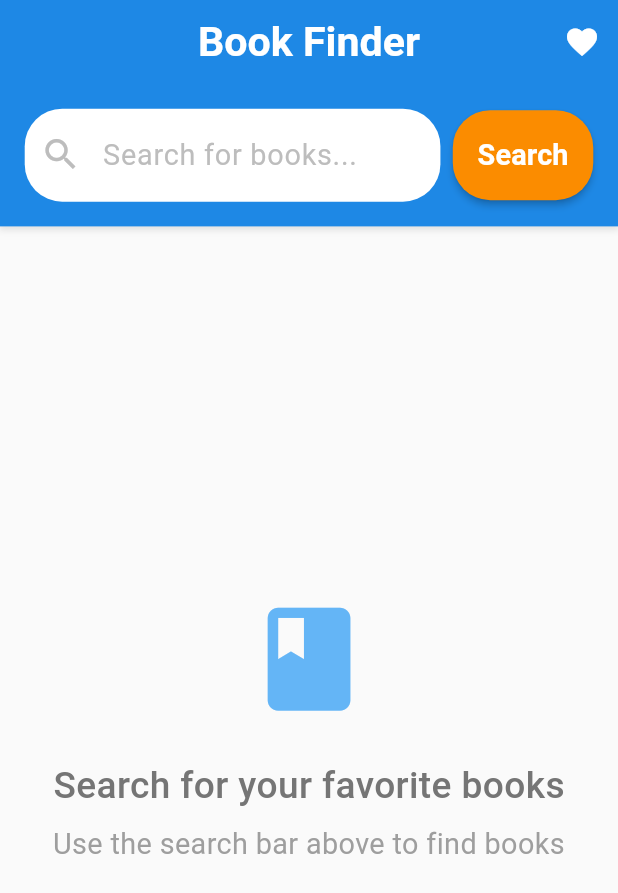
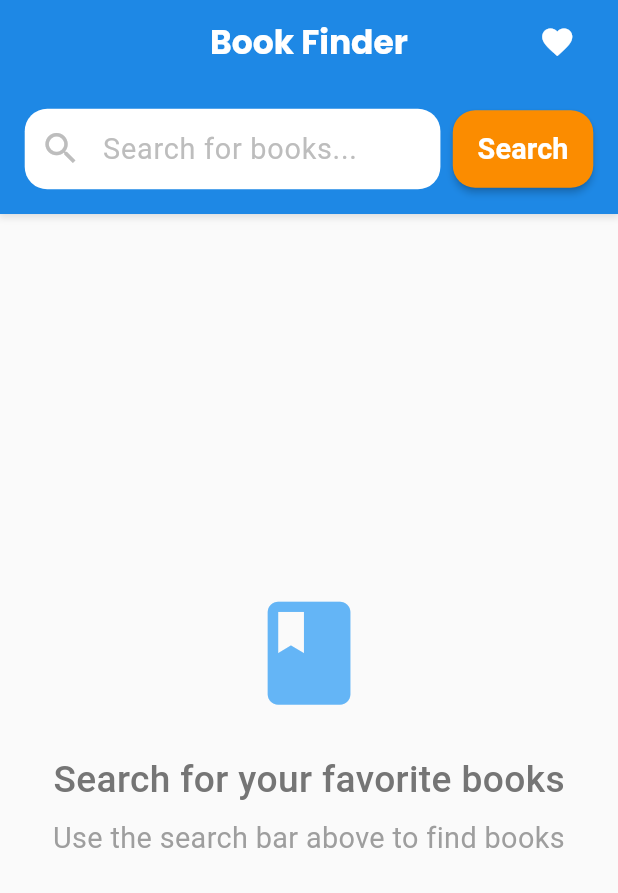
Before and after one commit to kartik-ashok/assignment4, a Flutter app: the screen it shows after launch, on a phone screen of 412 x 824 dp. Shown: the top 893 px of the screen. Run offline on Flutter 3.47's test engine with Material 3 defaults, Android fonts, the phone set to English and light mode, and no system bars; our stand-ins replace google_fonts, sizer, sqflite; accounts and stored records are empty.

Commit message:
Update book API service URL and adjust UI components for better layout

```diff
--- a/lib/data/services/book_api_service.dart
+++ b/lib/data/services/book_api_service.dart
@@ -9,7 +9,8 @@ class BookApiService {
     try {
       final response = await http.get(
         Uri.parse(
-          'https://openlibrary.org/search.json?q=the&limit=20&fields=title,author_name,cover_i',
+          // 'https://openlibrary.org/search.json?q=the&limit=20&fields=title,author_name,cover_i,key',
+          'https://openlibrary.org/search.json?q=the&fields=title,author_name,cover_i,key',
         ),
         // Uri.parse(
         //   '$_baseUrl/search.json?q=${Uri.encodeComponent(query)}&page=$page&limit=$limit&fields=title,author_name,cover_i',
--- a/lib/presentation/providers/book_provider.dart
+++ b/lib/presentation/providers/book_provider.dart
@@ -1,9 +1,6 @@
 import 'package:flutter/foundation.dart';
 import '../../data/models/book.dart';
 import '../../domain/usecases/search_books_usecase.dart';
-// import '../../domain/usecases/get_favorites_usecase.dart';
-// import '../../domain/usecases/toggle_favorite_usecase.dart';
-// import '../../domain/usecases/check_favorite_usecase.dart';
 
 class BookProvider extends ChangeNotifier {
   final FetchBooksUseCase _fetchBooksUseCase;
--- a/lib/presentation/screens/search_screen.dart
+++ b/lib/presentation/screens/search_screen.dart
@@ -1,4 +1,5 @@
 import 'package:flutter/material.dart';
+import 'package:google_fonts/google_fonts.dart';
 import 'package:provider/provider.dart';
 import 'package:sizer/sizer.dart';
 import '../providers/book_provider.dart';
@@ -74,8 +75,8 @@ class _SearchScreenState extends State<SearchScreen> {
       appBar: AppBar(
         title: Text(
           'Book Finder',
-          style: TextStyle(
-            fontSize: 20.sp,
+          style: GoogleFonts.poppins(
+            fontSize: 16.sp,
             fontWeight: FontWeight.bold,
             color: Colors.white,
           ),
@@ -84,10 +85,14 @@ class _SearchScreenState extends State<SearchScreen> {
         elevation: 0,
         centerTitle: true,
         actions: [
-          IconButton(
-            icon: const Icon(Icons.favorite, color: Colors.white),
-            onPressed: _goToSavedBooks,
-            tooltip: 'Saved Books',
+          Padding(
+            padding: EdgeInsets.only(right: 4.w),
+
+            child: IconButton(
+              icon: const Icon(Icons.favorite, color: Colors.white),
+              onPressed: _goToSavedBooks,
+              tooltip: 'Saved Books',
+            ),
           ),
         ],
       ),
@@ -126,12 +131,12 @@ class _SearchScreenState extends State<SearchScreen> {
                       filled: true,
                       fillColor: Colors.white,
                       border: OutlineInputBorder(
-                        borderRadius: BorderRadius.circular(25),
+                        borderRadius: BorderRadius.circular(15),
                         borderSide: BorderSide.none,
                       ),
                       contentPadding: EdgeInsets.symmetric(
                         horizontal: 4.w,
-                        vertical: 2.h,
+                        vertical: 1.5.h,
                       ),
                     ),
                     onSubmitted: (_) => _performSearch(),
@@ -145,11 +150,11 @@ class _SearchScreenState extends State<SearchScreen> {
                     backgroundColor: Colors.orange[600],
                     foregroundColor: Colors.white,
                     shape: RoundedRectangleBorder(
-                      borderRadius: BorderRadius.circular(25),
+                      borderRadius: BorderRadius.circular(15),
                     ),
                     padding: EdgeInsets.symmetric(
                       horizontal: 4.w,
-                      vertical: 2.h,
+                      vertical: 1.5.h,
                     ),
                   ),
                   child: Text(
@@ -200,7 +205,9 @@ class _SearchScreenState extends State<SearchScreen> {
                           onPressed: () {
                             provider.clearError();
                             if (_searchController.text.trim().isNotEmpty) {
-                              provider.fetchBooks(_searchController.text.trim());
+                              provider.fetchBooks(
+                                _searchController.text.trim(),
+                              );
                             }
                           },
                           child: const Text('Retry'),
@@ -271,13 +278,16 @@ class _SearchScreenState extends State<SearchScreen> {
                     // Results count and pagination info
                     if (provider.currentBooks.isNotEmpty)
                       Container(
-                        padding: EdgeInsets.symmetric(horizontal: 4.w, vertical: 2.h),
+                        padding: EdgeInsets.symmetric(
+                          horizontal: 4.w,
+                          vertical: 2.h,
+                        ),
                         child: Row(
                           children: [
                             Text(
                               'Found ${provider.totalBooks} books',
-                              style: TextStyle(
-                                fontSize: 14.sp,
+                              style: GoogleFonts.poppins(
+                                fontSize: 12.sp,
                                 color: Colors.grey[600],
                                 fontWeight: FontWeight.w500,
                               ),
@@ -285,9 +295,9 @@ class _SearchScreenState extends State<SearchScreen> {
                             const Spacer(),
                             Text(
                               'Page ${provider.currentPage} of ${provider.totalPages}',
-                              style: TextStyle(
+                              style: GoogleFonts.poppins(
                                 fontSize: 12.sp,
-                                color: Colors.grey[500],
+                                color: Colors.grey[600],
                               ),
                             ),
                           ],
@@ -296,24 +306,47 @@ class _SearchScreenState extends State<SearchScreen> {
                     // Pagination controls
                     if (provider.totalPages > 1)
                       Container(
-                        padding: EdgeInsets.symmetric(horizontal: 4.w, vertical: 1.h),
+                        padding: EdgeInsets.symmetric(
+                          horizontal: 4.w,
+                          vertical: 1.h,
+                        ),
                         child: Row(
                           mainAxisAlignment: MainAxisAlignment.center,
                           children: [
-                            ElevatedButton(
-                              onPressed: provider.hasPrevPage ? _prevPage : null,
-                              style: ElevatedButton.styleFrom(
-                                backgroundColor: Colors.blue[600],
-                                foregroundColor: Colors.white,
-                                shape: RoundedRectangleBorder(
-                                  borderRadius: BorderRadius.circular(20),
+                            ElevatedButton.icon(
+                              onPressed: provider.hasPrevPage
+                                  ? _prevPage
+                                  : null,
+                              icon: const Icon(Icons.arrow_back, size: 18),
+                              label: const Text(
+                                'Prev',
+                                style: TextStyle(
+                                  fontWeight: FontWeight.w600,
+                                  letterSpacing: 0.5,
                                 ),
                               ),
-                              child: const Text('Prev'),
+                              style: ElevatedButton.styleFrom(
+                                padding: const EdgeInsets.symmetric(
+                                  horizontal: 16,
+                                  vertical: 12,
+                                ),
+                                backgroundColor: provider.hasPrevPage
+                                    ? Colors.blue[600]
+                                    : Colors.blueGrey[200],
+                                foregroundColor: Colors.white,
+                                shadowColor: Colors.black45,
+                                elevation: provider.hasPrevPage ? 4 : 0,
+                                shape: RoundedRectangleBorder(
+                                  borderRadius: BorderRadius.circular(30),
+                                ),
+                              ),
                             ),
                             SizedBox(width: 4.w),
                             Container(
-                              padding: EdgeInsets.symmetric(horizontal: 3.w, vertical: 1.h),
+                              padding: EdgeInsets.symmetric(
+                                horizontal: 3.w,
+                                vertical: 1.h,
+                              ),
                               decoration: BoxDecoration(
                                 color: Colors.grey[200],
                                 borderRadius: BorderRadius.circular(15),
@@ -329,15 +362,38 @@ class _SearchScreenState extends State<SearchScreen> {
                             ),
                             SizedBox(width: 4.w),
                             ElevatedButton(
-                              onPressed: provider.hasNextPage ? _nextPage : null,
+                              onPressed: provider.hasNextPage
+                                  ? _nextPage
+                                  : null,
                               style: ElevatedButton.styleFrom(
-                                backgroundColor: Colors.blue[600],
+                                padding: const EdgeInsets.symmetric(
+                                  horizontal: 20,
+                                  vertical: 12,
+                                ),
+                                backgroundColor: provider.hasNextPage
+                                    ? Colors.blue[600]
+                                    : Colors.blueGrey[200],
                                 foregroundColor: Colors.white,
+                                shadowColor: Colors.black45,
+                                elevation: provider.hasNextPage ? 4 : 0,
                                 shape: RoundedRectangleBorder(
-                                  borderRadius: BorderRadius.circular(20),
+                                  borderRadius: BorderRadius.circular(30),
                                 ),
                               ),
-                              child: const Text('Next'),
+                              child: Row(
+                                mainAxisSize: MainAxisSize.min,
+                                children: const [
+                                  Text(
+                                    'Next',
+                                    style: TextStyle(
+                                      fontWeight: FontWeight.w600,
+                                      letterSpacing: 0.5,
+                                    ),
+                                  ),
+                                  SizedBox(width: 6),
+                                  Icon(Icons.arrow_forward, size: 18),
+                                ],
+                              ),
                             ),
                           ],
                         ),
--- a/lib/presentation/widgets/book_card.dart
+++ b/lib/presentation/widgets/book_card.dart
@@ -34,8 +34,8 @@ class BookCard extends StatelessWidget {
             child: doc.coverI != null
                 ? Image.network(
                     "https://covers.openlibrary.org/b/id/${doc.coverI}-M.jpg",
-                    width: 15.w,
-                    height: 20.h,
+                    width: 30.w,
+                    // height: 20.h,
                     fit: BoxFit.cover,
                     loadingBuilder: (context, child, loadingProgress) {
                       if (loadingProgress == null) return child;
@@ -56,8 +56,7 @@ class BookCard extends StatelessWidget {
                     },
                   )
                 : Container(
-                    width: 15.w,
-                    height: 20.h,
+                    width: 30.w,
                     color: Colors.grey[300],
                     child: const Icon(Icons.book, color: Colors.grey),
                   ),
```
